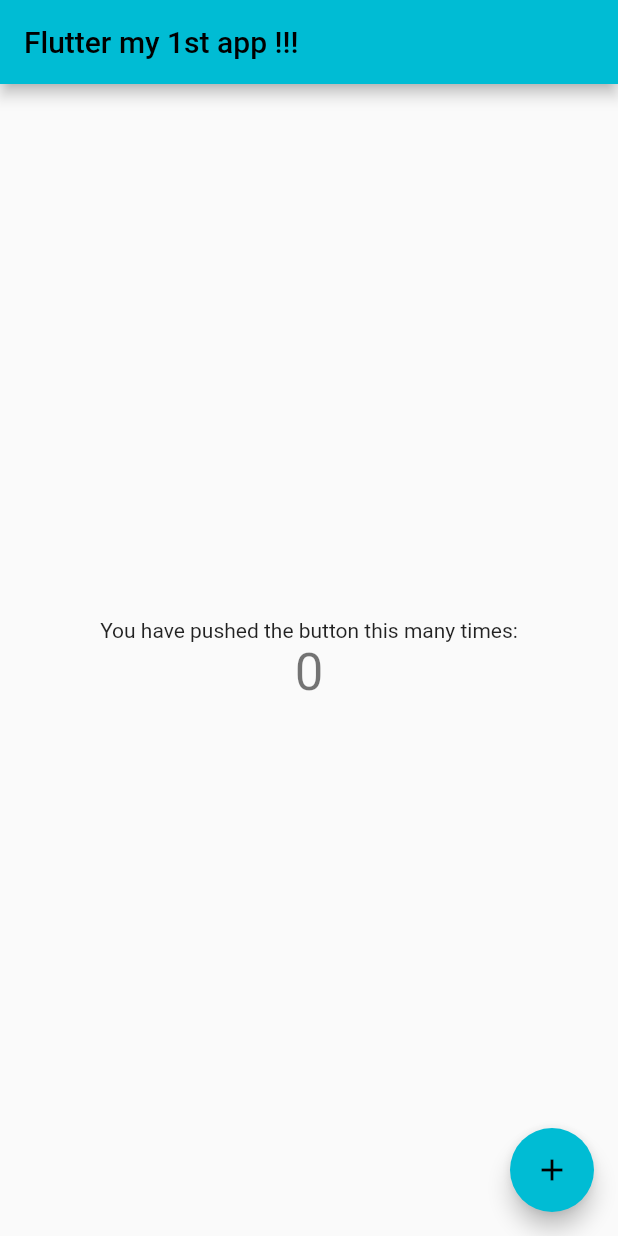
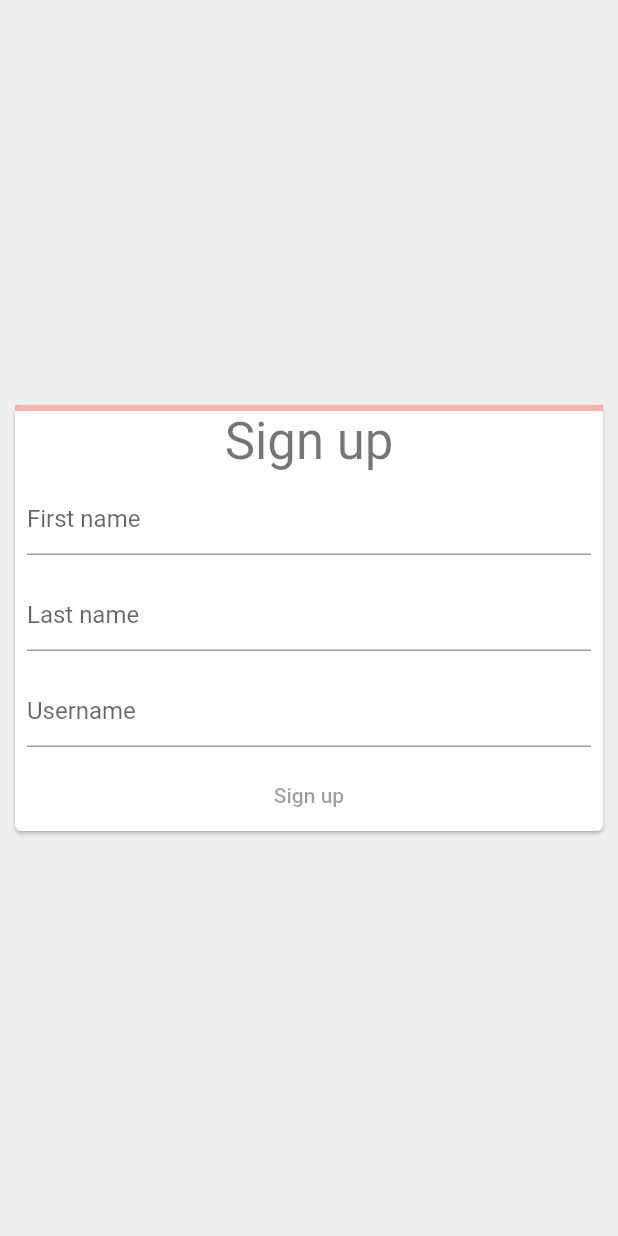
Before and after one commit to boragevikas/flutter_DemoApp, a Flutter app: the screen it shows after launch, on a phone screen of 412 x 824 dp. Run offline on Flutter 3.47's test engine with Material 2 defaults, Android fonts, the phone set to English and light mode, and no system bars.

Commit message:
signup page

```diff
--- a/lib/main.dart
+++ b/lib/main.dart
@@ -1,115 +1,197 @@
 import 'package:flutter/material.dart';
 
-void main() {
-  runApp(const MyApp());
-}
+void main() => runApp(const SignUpApp());
 
-class MyApp extends StatelessWidget {
-  const MyApp({Key? key}) : super(key: key);
+class SignUpApp extends StatelessWidget {
+  const SignUpApp();
 
-  // This widget is the root of your application.
   @override
   Widget build(BuildContext context) {
     return MaterialApp(
-      title: 'Flutter Demo',
-      theme: ThemeData(
-        // This is the theme of your application.
-        //
-        // Try running your application with "flutter run". You'll see the
-        // application has a blue toolbar. Then, without quitting the app, try
-        // changing the primarySwatch below to Colors.green and then invoke
-        // "hot reload" (press "r" in the console where you ran "flutter run",
-        // or simply save your changes to "hot reload" in a Flutter IDE).
-        // Notice that the counter didn't reset back to zero; the application
-        // is not restarted.
-        primarySwatch: Colors.cyan,
-      ),
-      home: const MyHomePage(title: 'Flutter my 1st app !!!'),
+      routes: {
+        '/': (context) => const SignUpScreen(),
+        '/welcome': (context) => const WelcomeScreen(),
+      },
     );
   }
 }
 
-class MyHomePage extends StatefulWidget {
-  const MyHomePage({Key? key, required this.title}) : super(key: key);
-
-  // This widget is the home page of your application. It is stateful, meaning
-  // that it has a State object (defined below) that contains fields that affect
-  // how it looks.
-
-  // This class is the configuration for the state. It holds the values (in this
-  // case the title) provided by the parent (in this case the App widget) and
-  // used by the build method of the State. Fields in a Widget subclass are
-  // always marked "final".
-
-  final String title;
+class SignUpScreen extends StatelessWidget {
+  const SignUpScreen();
 
   @override
-  State<MyHomePage> createState() => _MyHomePageState();
+  Widget build(BuildContext context) {
+    return Scaffold(
+      backgroundColor: Colors.grey[200],
+      body: Center(
+        child: SizedBox(
+          width: 400,
+          child: Card(
+            child: SignUpForm(),
+          ),
+        ),
+      ),
+    );
+  }
 }
 
-class _MyHomePageState extends State<MyHomePage> {
-  int _counter = 0;
+class WelcomeScreen extends StatelessWidget {
+  const WelcomeScreen();
 
-  void _incrementCounter() {
+  @override
+  Widget build(BuildContext context) {
+    return Scaffold(
+      body: Center(
+        child: Text('Welcome!', style: Theme.of(context).textTheme.headline2),
+      ),
+    );
+  }
+}
+
+class SignUpForm extends StatefulWidget {
+  @override
+  _SignUpFormState createState() => _SignUpFormState();
+}
+
+class _SignUpFormState extends State<SignUpForm> {
+  final _firstNameTextController = TextEditingController();
+  final _lastNameTextController = TextEditingController();
+  final _usernameTextController = TextEditingController();
+
+  double _formProgress = 0;
+
+  void _updateFormProgress() {
+    var progress = 0.0;
+    final controllers = [
+      _firstNameTextController,
+      _lastNameTextController,
+      _usernameTextController
+    ];
+
+    for (final controller in controllers) {
+      if (controller.value.text.isNotEmpty) {
+        progress += 1 / controllers.length;
+      }
+    }
+
     setState(() {
-      // This call to setState tells the Flutter framework that something has
-      // changed in this State, which causes it to rerun the build method below
-      // so that the display can reflect the updated values. If we changed
-      // _counter without calling setState(), then the build method would not be
-      // called again, and so nothing would appear to happen.
-      _counter++;
+      _formProgress = progress;
     });
+  }
+
+  void _showWelcomeScreen() {
+    Navigator.of(context).pushNamed('/welcome');
   }
 
   @override
   Widget build(BuildContext context) {
-    // This method is rerun every time setState is called, for instance as done
-    // by the _incrementCounter method above.
-    //
-    // The Flutter framework has been optimized to make rerunning build methods
-    // fast, so that you can just rebuild anything that needs updating rather
-    // than having to individually change instances of widgets.
-    return Scaffold(
-      appBar: AppBar(
-        // Here we take the value from the MyHomePage object that was created by
-        // the App.build method, and use it to set our appbar title.
-        title: Text(widget.title),
+    return Form(
+      onChanged: _updateFormProgress,
+      child: Column(
+        mainAxisSize: MainAxisSize.min,
+        children: [
+          AnimatedProgressIndicator(value: _formProgress),
+          Text('Sign up', style: Theme.of(context).textTheme.headline4),
+          Padding(
+            padding: const EdgeInsets.all(8.0),
+            child: TextFormField(
+              controller: _firstNameTextController,
+              decoration: const InputDecoration(hintText: 'First name'),
+            ),
+          ),
+          Padding(
+            padding: const EdgeInsets.all(8.0),
+            child: TextFormField(
+              controller: _lastNameTextController,
+              decoration: const InputDecoration(hintText: 'Last name'),
+            ),
+          ),
+          Padding(
+            padding: const EdgeInsets.all(8.0),
+            child: TextFormField(
+              controller: _usernameTextController,
+              decoration: const InputDecoration(hintText: 'Username'),
+            ),
+          ),
+          TextButton(
+            style: ButtonStyle(
+              foregroundColor: MaterialStateProperty.resolveWith((Set<MaterialState> states) {
+                return states.contains(MaterialState.disabled) ? null : Colors.white;
+              }),
+              backgroundColor: MaterialStateProperty.resolveWith((Set<MaterialState> states) {
+                return states.contains(MaterialState.disabled) ? null : Colors.blue;
+              }),
+            ),
+            onPressed: _formProgress == 1 ? _showWelcomeScreen : null,
+            child: const Text('Sign up'),
+          ),
+        ],
       ),
-      body: Center(
-        // Center is a layout widget. It takes a single child and positions it
-        // in the middle of the parent.
-        child: Column(
-          // Column is also a layout widget. It takes a list of children and
-          // arranges them vertically. By default, it sizes itself to fit its
-          // children horizontally, and tries to be as tall as its parent.
-          //
-          // Invoke "debug painting" (press "p" in the console, choose the
-          // "Toggle Debug Paint" action from the Flutter Inspector in Android
-          // Studio, or the "Toggle Debug Paint" command in Visual Studio Code)
-          // to see the wireframe for each widget.
-          //
-          // Column has various properties to control how it sizes itself and
-          // how it positions its children. Here we use mainAxisAlignment to
-          // center the children vertically; the main axis here is the vertical
-          // axis because Columns are vertical (the cross axis would be
-          // horizontal).
-          mainAxisAlignment: MainAxisAlignment.center,
-          children: <Widget>[
-            const Text(
-              'You have pushed the button this many times:',
-            ),
-            Text(
-              '$_counter',
-              style: Theme.of(context).textTheme.headline4,
-            ),
-          ],
-        ),
-      ),
-      floatingActionButton: FloatingActionButton(
-        onPressed: _incrementCounter,
-        tooltip: 'Increment',
-        child: const Icon(Icons.add),
-      ), // This trailing comma makes auto-formatting nicer for build methods.
     );
   }
 }
+
+class AnimatedProgressIndicator extends StatefulWidget {
+  final double value;
+
+  const AnimatedProgressIndicator({
+    required this.value,
+  });
+
+  @override
+  State<StatefulWidget> createState() {
+    return _AnimatedProgressIndicatorState();
+  }
+}
+
+class _AnimatedProgressIndicatorState extends State<AnimatedProgressIndicator>
+    with SingleTickerProviderStateMixin {
+  late AnimationController _controller;
+  late Animation<Color?> _colorAnimation;
+  late Animation<double> _curveAnimation;
+
+  @override
+  void initState() {
+    super.initState();
+    _controller = AnimationController(
+      duration: const Duration(milliseconds: 1200),
+      vsync: this,
+    );
+
+    final colorTween = TweenSequence([
+      TweenSequenceItem(
+        tween: ColorTween(begin: Colors.red, end: Colors.orange),
+        weight: 1,
+      ),
+      TweenSequenceItem(
+        tween: ColorTween(begin: Colors.orange, end: Colors.yellow),
+        weight: 1,
+      ),
+      TweenSequenceItem(
+        tween: ColorTween(begin: Colors.yellow, end: Colors.green),
+        weight: 1,
+      ),
+    ]);
+
+    _colorAnimation = _controller.drive(colorTween);
+    _curveAnimation = _controller.drive(CurveTween(curve: Curves.easeIn));
+  }
+
+  @override
+  void didUpdateWidget(oldWidget) {
+    super.didUpdateWidget(oldWidget);
+    _controller.animateTo(widget.value);
+  }
+
+  @override
+  Widget build(BuildContext context) {
+    return AnimatedBuilder(
+      animation: _controller,
+      builder: (context, child) => LinearProgressIndicator(
+        value: _curveAnimation.value,
+        valueColor: _colorAnimation,
+        backgroundColor: _colorAnimation.value?.withOpacity(0.4),
+      ),
+    );
+  }
+}
```
